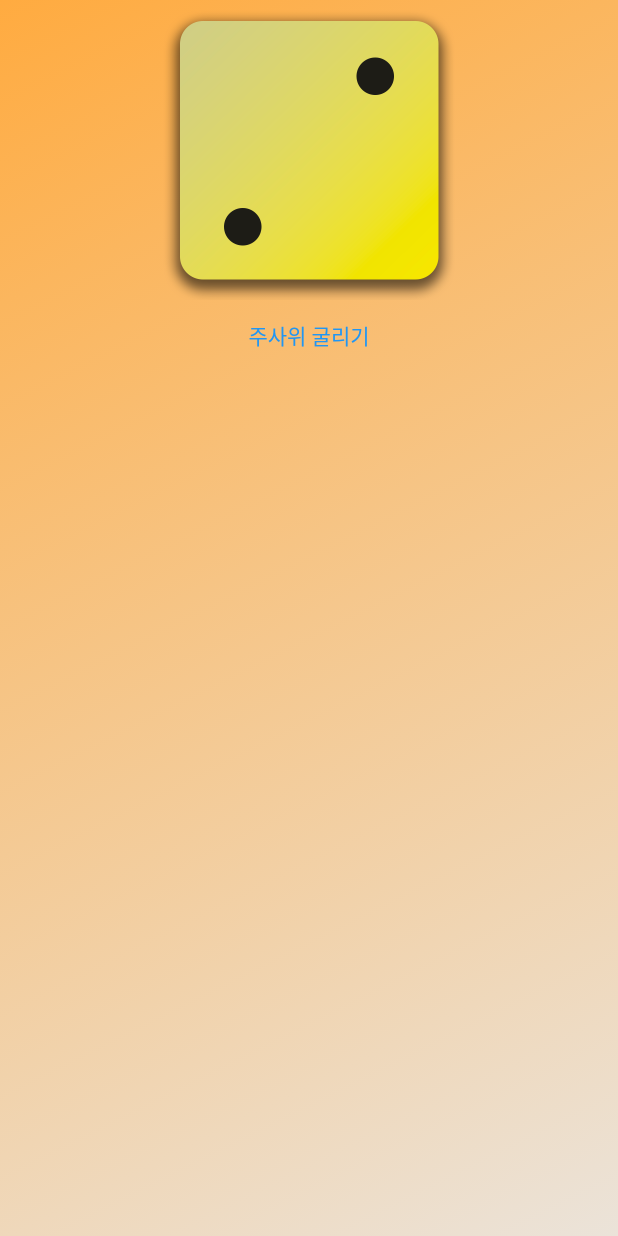
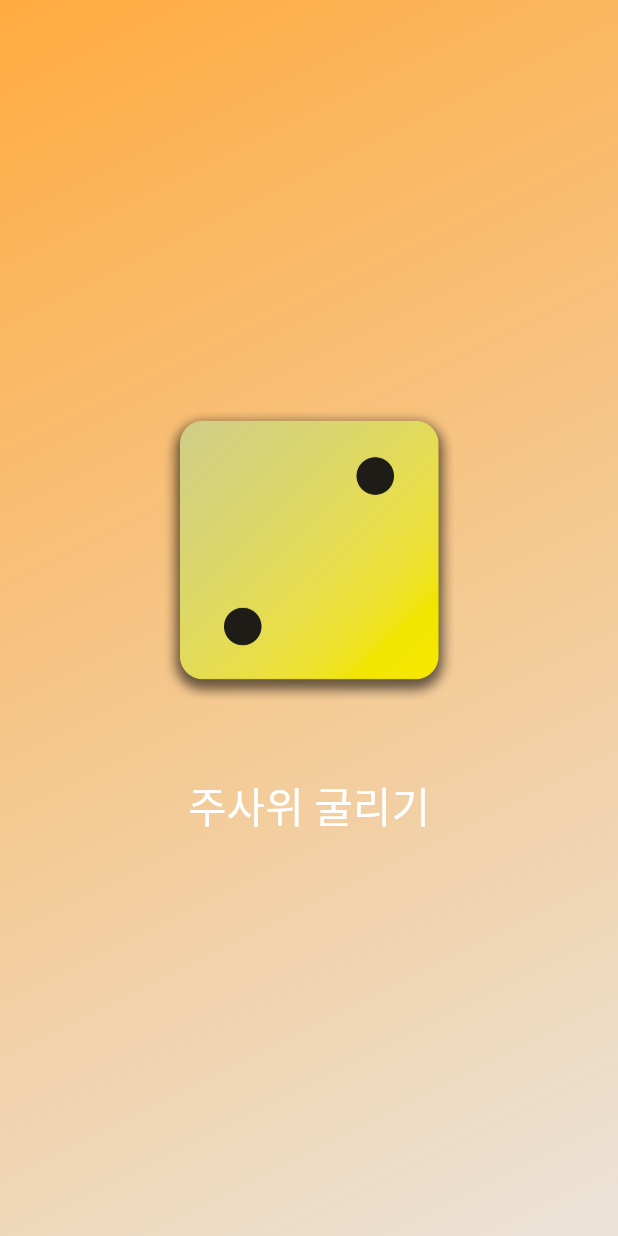
Before and after one commit to beetrbgus/2023-Flutter------, a Flutter app: the screen it shows after launch, on a phone screen of 412 x 824 dp. Run offline on Flutter 3.47's test engine with Material 2 defaults, Android fonts, the phone set to English and light mode, and no system bars.

Commit message:
정렬하기 - Column의 mainAxisSize를 통해서 위에 있는 다이스 아래로 내려오기
- 위젯과 위젯 사이를 SizedBox로 여백을 주기

- 텍스트 버튼 스타일 만들기

```diff
--- a/first_app/lib/gradient_container.dart
+++ b/first_app/lib/gradient_container.dart
@@ -32,12 +32,24 @@ class GradientContainer extends StatelessWidget {
       ),
       child: Center(
         child: Column(
+          mainAxisSize: MainAxisSize.min,
           children: [
             Image.asset(
               'assets/images/dice-2.png',
               width: 200,
             ),
-            TextButton(onPressed: rollDice, child: const Text('주사위 굴리기'))
+            const SizedBox(
+              height: 20,
+            ),
+            TextButton(
+              onPressed: rollDice,
+              style: TextButton.styleFrom(
+                padding: const EdgeInsets.only(top: 30),
+                foregroundColor: Colors.white,
+                textStyle: const TextStyle(fontSize: 28),
+              ),
+              child: const Text('주사위 굴리기'),
+            )
           ],
         ),
       ),
```
